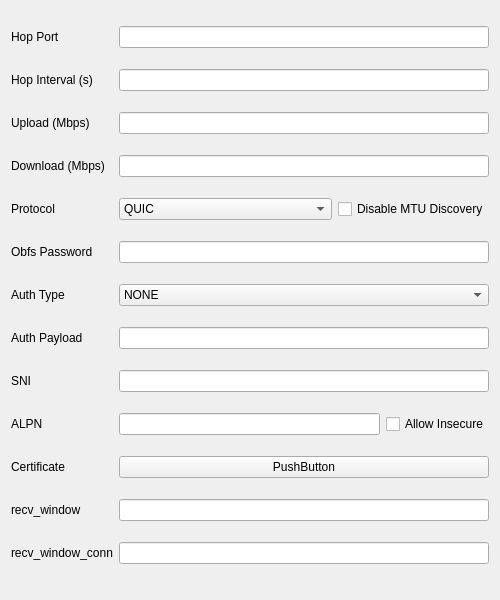
This is ui/edit/edit_quic.ui in MatsuriDayo/nekoray as Qt 5 draws it before an edit. The edited form follows.
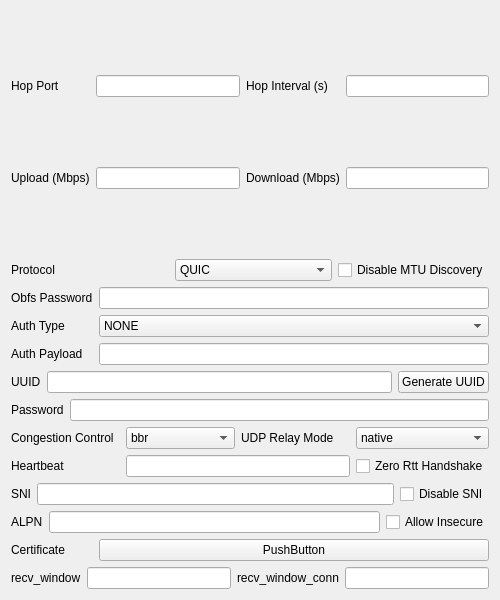
This is the edited form. Custom widgets are drawn as their Qt base class.

Commit message: rewrite quic ui

```diff
--- a/ui/edit/edit_quic.ui
+++ b/ui/edit/edit_quic.ui
@@ -14,55 +14,65 @@
    <string notr="true">EditHysteria</string>
   </property>
   <layout class="QGridLayout" name="gridLayout">
-   <item row="0" column="0">
-    <widget class="QLabel" name="label_10">
+   <item row="7" column="1">
+    <widget class="MyLineEdit" name="authPayload"/>
+   </item>
+   <item row="14" column="1">
+    <widget class="QPushButton" name="certificate">
      <property name="text">
-      <string>Hop Port</string>
+      <string notr="true">PushButton</string>
      </property>
     </widget>
    </item>
-   <item row="0" column="1">
-    <widget class="MyLineEdit" name="hopPort"/>
-   </item>
-   <item row="1" column="0">
-    <widget class="QLabel" name="label_11">
+   <item row="7" column="0">
+    <widget class="QLabel" name="authPayload_2">
      <property name="text">
-      <string>Hop Interval (s)</string>
+      <string>Auth Payload</string>
      </property>
     </widget>
    </item>
-   <item row="1" column="1">
-    <widget class="MyLineEdit" name="hopInterval"/>
-   </item>
-   <item row="2" column="0">
-    <widget class="QLabel" name="label">
+   <item row="6" column="0">
+    <widget class="QLabel" name="authPayloadType_l">
      <property name="text">
-      <string>Upload (Mbps)</string>
+      <string>Auth Type</string>
      </property>
     </widget>
    </item>
-   <item row="2" column="1">
-    <widget class="MyLineEdit" name="uploadMbps"/>
-   </item>
-   <item row="3" column="0">
-    <widget class="QLabel" name="label_2">
-     <property name="text">
-      <string>Download (Mbps)</string>
-     </property>
+   <item row="6" column="1">
+    <widget class="QComboBox" name="authPayloadType">
+     <item>
+      <property name="text">
+       <string notr="true">NONE</string>
+      </property>
+     </item>
+     <item>
+      <property name="text">
+       <string notr="true">STRING</string>
+      </property>
+     </item>
+     <item>
+      <property name="text">
+       <string notr="true">BASE64</string>
+      </property>
+     </item>
     </widget>
    </item>
-   <item row="3" column="1">
-    <widget class="MyLineEdit" name="downloadMbps"/>
-   </item>
-   <item row="4" column="0">
-    <widget class="QLabel" name="label_3">
+   <item row="5" column="0">
+    <widget class="QLabel" name="obfsPassword_l">
      <property name="text">
-      <string>Protocol</string>
+      <string>Obfs Password</string>
      </property>
     </widget>
    </item>
-   <item row="4" column="1">
-    <layout class="QHBoxLayout" name="horizontalLayout_2">
+   <item row="2" column="0" colspan="2">
+    <layout class="QHBoxLayout" name="horizontalLayout_12">
+     <item>
+      <widget class="QLabel" name="protocol_l">
+       <property name="text">
+        <string>Protocol</string>
+       </property>
+      </widget>
+     </item>
      <item>
       <widget class="QComboBox" name="protocol">
        <item>
@@ -97,74 +107,62 @@
      </item>
     </layout>
    </item>
-   <item row="5" column="0">
-    <widget class="QLabel" name="label_4">
-     <property name="text">
-      <string>Obfs Password</string>
-     </property>
-    </widget>
-   </item>
-   <item row="5" column="1">
-    <widget class="MyLineEdit" name="obfsPassword"/>
-   </item>
-   <item row="6" column="0">
-    <widget class="QLabel" name="label_8">
-     <property name="text">
-      <string>Auth Type</string>
-     </property>
-    </widget>
-   </item>
-   <item row="6" column="1">
-    <widget class="QComboBox" name="authPayloadType">
-     <item>
-      <property name="text">
-       <string notr="true">NONE</string>
-      </property>
+   <item row="0" column="0" rowspan="2" colspan="2">
+    <layout class="QGridLayout" name="gridLayout_2">
+     <item row="0" column="1">
+      <widget class="MyLineEdit" name="hopPort"/>
      </item>
-     <item>
-      <property name="text">
-       <string notr="true">STRING</string>
-      </property>
+     <item row="0" column="2">
+      <widget class="QLabel" name="hopInterval_l">
+       <property name="text">
+        <string>Hop Interval (s)</string>
+       </property>
+      </widget>
      </item>
-     <item>
-      <property name="text">
-       <string notr="true">BASE64</string>
-      </property>
+     <item row="0" column="0">
+      <widget class="QLabel" name="hopPort_l">
+       <property name="text">
+        <string>Hop Port</string>
+       </property>
+      </widget>
      </item>
-    </widget>
+     <item row="0" column="3">
+      <widget class="MyLineEdit" name="hopInterval"/>
+     </item>
+     <item row="1" column="0">
+      <widget class="QLabel" name="uploadMbps_l">
+       <property name="text">
+        <string>Upload (Mbps)</string>
+       </property>
+      </widget>
+     </item>
+     <item row="1" column="1">
+      <widget class="MyLineEdit" name="uploadMbps"/>
+     </item>
+     <item row="1" column="2">
+      <widget class="QLabel" name="downloadMbps_l">
+       <property name="text">
+        <string>Download (Mbps)</string>
+       </property>
+      </widget>
+     </item>
+     <item row="1" column="3">
+      <widget class="MyLineEdit" name="downloadMbps"/>
+     </item>
+    </layout>
    </item>
-   <item row="7" column="0">
-    <widget class="QLabel" name="label_9">
-     <property name="text">
-      <string>Auth Payload</string>
-     </property>
-    </widget>
-   </item>
-   <item row="7" column="1">
-    <widget class="MyLineEdit" name="authPayload"/>
-   </item>
-   <item row="8" column="0">
-    <widget class="QLabel" name="label_6">
-     <property name="text">
-      <string>SNI</string>
-     </property>
-    </widget>
-   </item>
-   <item row="8" column="1">
-    <widget class="MyLineEdit" name="sni"/>
-   </item>
-   <item row="9" column="0">
-    <widget class="QLabel" name="label_5">
-     <property name="toolTip">
-      <string notr="true">Only 1 value</string>
-     </property>
-     <property name="text">
-      <string notr="true">ALPN</string>
-     </property>
-    </widget>
-   </item>
-   <item row="9" column="1">
-    <layout class="QHBoxLayout" name="horizontalLayout">
+   <item row="13" column="0" colspan="2">
+    <layout class="QHBoxLayout" name="horizontalLayout_14">
+     <item>
+      <widget class="QLabel" name="alpn_l">
+       <property name="toolTip">
+        <string notr="true">Only 1 value</string>
+       </property>
+       <property name="text">
+        <string notr="true">ALPN</string>
+       </property>
+      </widget>
+     </item>
      <item>
       <widget class="MyLineEdit" name="alpn"/>
      </item>
@@ -177,39 +175,163 @@
      </item>
     </layout>
    </item>
-   <item row="10" column="0">
-    <widget class="QLabel" name="label_7">
+   <item row="8" column="0" colspan="2">
+    <layout class="QHBoxLayout" name="horizontalLayout_19">
+     <item>
+      <widget class="QLabel" name="uuid_l">
+       <property name="text">
+        <string>UUID</string>
+       </property>
+      </widget>
+     </item>
+     <item>
+      <widget class="MyLineEdit" name="uuid"/>
+     </item>
+     <item>
+      <widget class="QPushButton" name="uuidgen">
+       <property name="text">
+        <string>Generate UUID</string>
+       </property>
+      </widget>
+     </item>
+    </layout>
+   </item>
+   <item row="14" column="0">
+    <widget class="QLabel" name="certificate_l">
      <property name="text">
       <string>Certificate</string>
      </property>
     </widget>
    </item>
-   <item row="10" column="1">
-    <widget class="QPushButton" name="certificate">
-     <property name="text">
-      <string notr="true">PushButton</string>
-     </property>
-    </widget>
+   <item row="15" column="0" colspan="2">
+    <layout class="QHBoxLayout" name="horizontalLayout_17">
+     <item>
+      <widget class="QLabel" name="streamReceiveWindow_l">
+       <property name="text">
+        <string notr="true">recv_window</string>
+       </property>
+      </widget>
+     </item>
+     <item>
+      <widget class="MyLineEdit" name="streamReceiveWindow"/>
+     </item>
+     <item>
+      <widget class="QLabel" name="connectionReceiveWindow_l">
+       <property name="text">
+        <string notr="true">recv_window_conn</string>
+       </property>
+      </widget>
+     </item>
+     <item>
+      <widget class="MyLineEdit" name="connectionReceiveWindow"/>
+     </item>
+    </layout>
    </item>
-   <item row="11" column="0">
-    <widget class="QLabel" name="label_12">
-     <property name="text">
-      <string notr="true">recv_window</string>
-     </property>
-    </widget>
+   <item row="9" column="0" colspan="2">
+    <layout class="QHBoxLayout" name="horizontalLayout_20">
+     <item>
+      <widget class="QLabel" name="password">
+       <property name="text">
+        <string>Password</string>
+       </property>
+      </widget>
+     </item>
+     <item>
+      <widget class="MyLineEdit" name="password_l"/>
+     </item>
+    </layout>
    </item>
-   <item row="11" column="1">
-    <widget class="MyLineEdit" name="streamReceiveWindow"/>
+   <item row="10" column="0" colspan="2">
+    <layout class="QGridLayout" name="gridLayout_3">
+     <item row="1" column="3">
+      <widget class="QCheckBox" name="zeroRttHandshake">
+       <property name="text">
+        <string>Zero Rtt Handshake</string>
+       </property>
+      </widget>
+     </item>
+     <item row="0" column="2">
+      <widget class="QLabel" name="udpRelayMode_l">
+       <property name="text">
+        <string>UDP Relay Mode</string>
+       </property>
+      </widget>
+     </item>
+     <item row="0" column="0">
+      <widget class="QLabel" name="congestionControl_l">
+       <property name="text">
+        <string>Congestion Control</string>
+       </property>
+      </widget>
+     </item>
+     <item row="0" column="3">
+      <widget class="QComboBox" name="udpRelayMode">
+       <item>
+        <property name="text">
+         <string>native</string>
+        </property>
+       </item>
+       <item>
+        <property name="text">
+         <string>quic</string>
+        </property>
+       </item>
+      </widget>
+     </item>
+     <item row="1" column="1" colspan="2">
+      <widget class="MyLineEdit" name="heartbeat"/>
+     </item>
+     <item row="1" column="0">
+      <widget class="QLabel" name="heartbeat_l">
+       <property name="text">
+        <string>Heartbeat</string>
+       </property>
+      </widget>
+     </item>
+     <item row="0" column="1">
+      <widget class="QComboBox" name="congestionControl">
+       <item>
+        <property name="text">
+         <string>bbr</string>
+        </property>
+       </item>
+       <item>
+        <property name="text">
+         <string>cubic</string>
+        </property>
+       </item>
+       <item>
+        <property name="text">
+         <string>new_reno</string>
+        </property>
+       </item>
+      </widget>
+     </item>
+    </layout>
    </item>
-   <item row="12" column="0">
-    <widget class="QLabel" name="label_13">
-     <property name="text">
-      <string notr="true">recv_window_conn</string>
-     </property>
-    </widget>
+   <item row="5" column="1">
+    <widget class="MyLineEdit" name="obfsPassword"/>
    </item>
-   <item row="12" column="1">
-    <widget class="MyLineEdit" name="connectionReceiveWindow"/>
+   <item row="11" column="0" colspan="2">
+    <layout class="QHBoxLayout" name="horizontalLayout_22">
+     <item>
+      <widget class="QLabel" name="sni_l">
+       <property name="text">
+        <string>SNI</string>
+       </property>
+      </widget>
+     </item>
+     <item>
+      <widget class="MyLineEdit" name="sni"/>
+     </item>
+     <item>
+      <widget class="QCheckBox" name="disableSni">
+       <property name="text">
+        <string>Disable SNI</string>
+       </property>
+      </widget>
+     </item>
+    </layout>
    </item>
   </layout>
  </widget>
```
Left out of the diff: 16 changed lines with no effect on the pictures.
